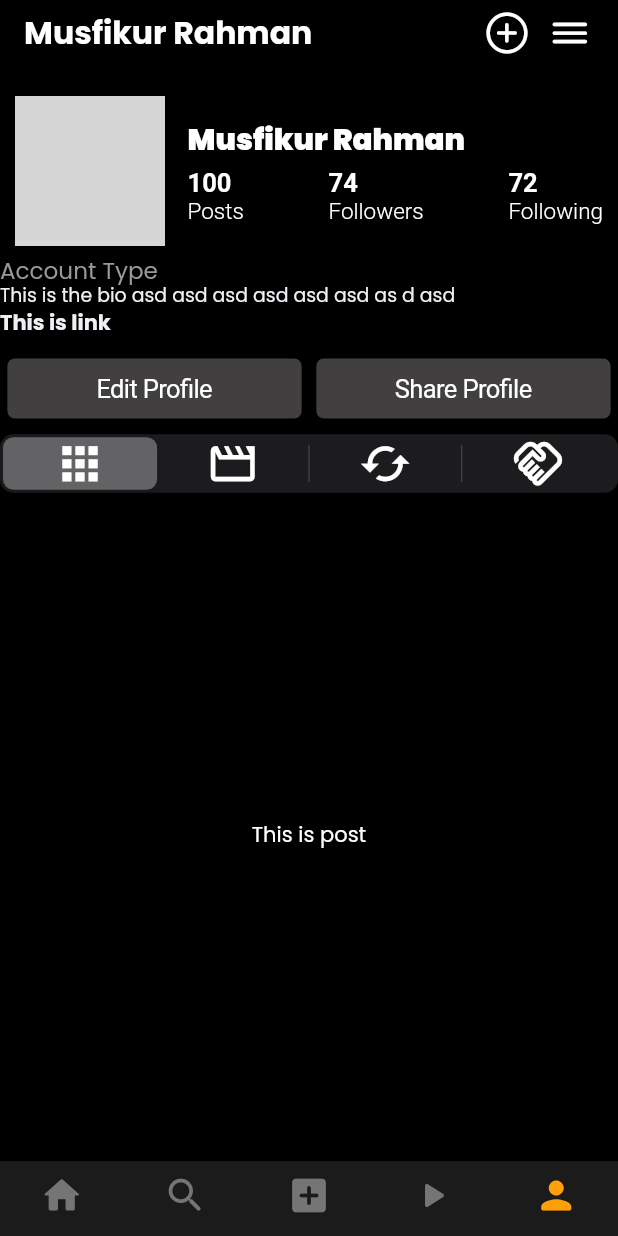
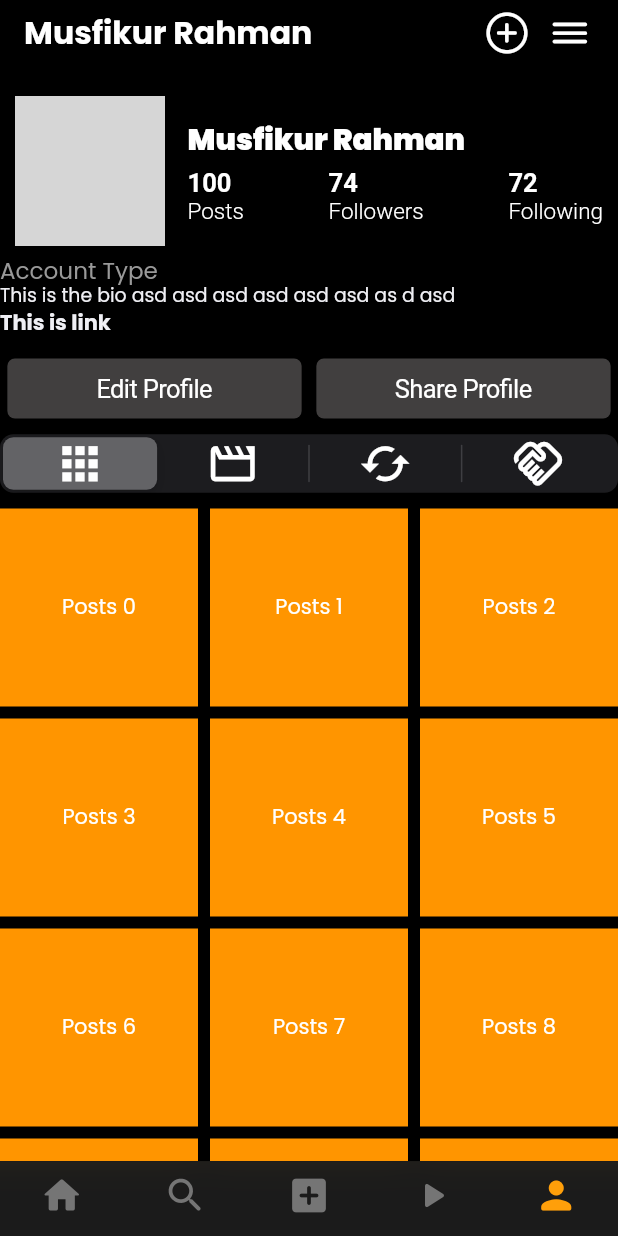
Before and after one commit to musfiktamim/flutter_insta_clone, a Flutter app: the screen it shows after launch, item 5 of the bottom bar chosen, on a phone screen of 412 x 824 dp. Run offline on Flutter 3.47's test engine with Material 3 defaults, Android fonts, the light colour scheme and no system bars; our stand-ins replace google_fonts; network calls fail; grey boxes are pictures that could not be loaded.

Commit message:
account page complete

```diff
--- a/lib/important_functions/image_related_functions.dart
+++ b/lib/important_functions/image_related_functions.dart
@@ -3,7 +3,7 @@
 class ImageRelatedFunctions {
   static ImageProvider getAvatar(String url) {
     if (const bool.fromEnvironment("FLUTTER_TEST")) {
-      return const AssetImage("assets/dummy/placeholder.jpg");
+      return const AssetImage("/assets/dummy/placeholder.jpg");
     }
     return NetworkImage(url);
   }
@@ -20,7 +20,7 @@
   }) {
     if (const bool.fromEnvironment("FLUTTER_TEST")) {
       return Image.asset(
-        "assets/dummy/placeholder.jpg",
+        "/assets/dummy/placeholder.jpg",
         key: key,
         width: width,
         height: height,
@@ -40,7 +40,7 @@
       color: color,
       filterQuality: filterQuality,
       errorBuilder: (context, error, stackTrace) =>
-          Image.asset("assets/dummy/placeholder.jpg"),
+          Image.asset("/assets/dummy/placeholder.jpg"),
     );
   }
 }
--- a/lib/pages/tabs/account_page.dart
+++ b/lib/pages/tabs/account_page.dart
@@ -11,12 +11,11 @@
     return CupertinoPageScaffold(
       navigationBar: Accountnavigationbar.accountnavigationbar(context),
       child: SafeArea(
-        child: Column(
-          crossAxisAlignment: CrossAxisAlignment.start,
-          children: [
-            Accountinfo.accountinfo(context),
-            Accountinfo.accountBioInfo(context),
-            AccountPostsSection(),
+        child: CustomScrollView(
+          slivers: [
+            SliverToBoxAdapter(child: Accountinfo.accountinfo(context)),
+            SliverToBoxAdapter(child: Accountinfo.accountBioInfo(context)),
+            SliverToBoxAdapter(child: AccountPostsSection())
           ],
         ),
       ),
--- a/lib/pages/tabs/account_widget/account_posts/account_posts_posts_section.dart
+++ b/lib/pages/tabs/account_widget/account_posts/account_posts_posts_section.dart
@@ -5,6 +5,19 @@
 
   @override
   Widget build(BuildContext context) {
-    return Expanded(child: Center(child: Text("This is post")));
+    return GridView.builder(
+      shrinkWrap: true,
+      physics: const NeverScrollableScrollPhysics(),
+      gridDelegate: const SliverGridDelegateWithFixedCrossAxisCount(
+        crossAxisCount: 3,
+        mainAxisSpacing: 8,
+        crossAxisSpacing: 8,
+      ),
+      itemCount: 20,
+      itemBuilder: (context, index) => Container(
+        color: CupertinoColors.activeOrange,
+        child: Center(child: Text('Posts $index')),
+      ),
+    );
   }
 }
--- a/lib/pages/tabs/account_widget/account_posts_section.dart
+++ b/lib/pages/tabs/account_widget/account_posts_section.dart
@@ -23,8 +23,8 @@
   int _segmentvalue = 0;
   @override
   Widget build(BuildContext context) {
-    return Expanded(
-      child: Column(
+    return Column(
+      mainAxisSize: MainAxisSize.min,
       children: [
         //topbar
         SizedBox(
@@ -38,9 +38,7 @@
                 size: 35,
               ),
               1: Icon(
-                  _segmentvalue == 1
-                      ? Icons.movie_rounded
-                      : Icons.movie_outlined,
+                _segmentvalue == 1 ? Icons.movie_rounded : Icons.movie_outlined,
                 size: 35,
               ),
               2: Icon(
@@ -66,7 +64,6 @@
         ),
         showing[_segmentvalue],
       ],
-      ),
     );
   }
 }
```
Also changed, not shown: lib/pages/tabs/account_widget/account_posts/account_posts_collabs_section.dart (+15 -1 lines), lib/pages/tabs/account_widget/account_posts/account_posts_reels_section.dart (+14 -1 lines), lib/pages/tabs/account_widget/account_posts/account_posts_reposts_section.dart (+14 -1 lines). Lines whose indentation alone changed are shown as unchanged.
